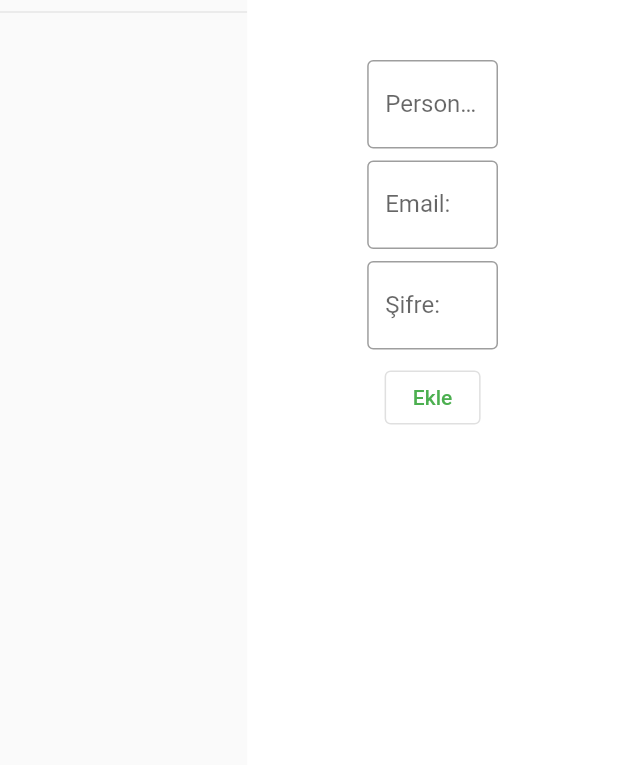
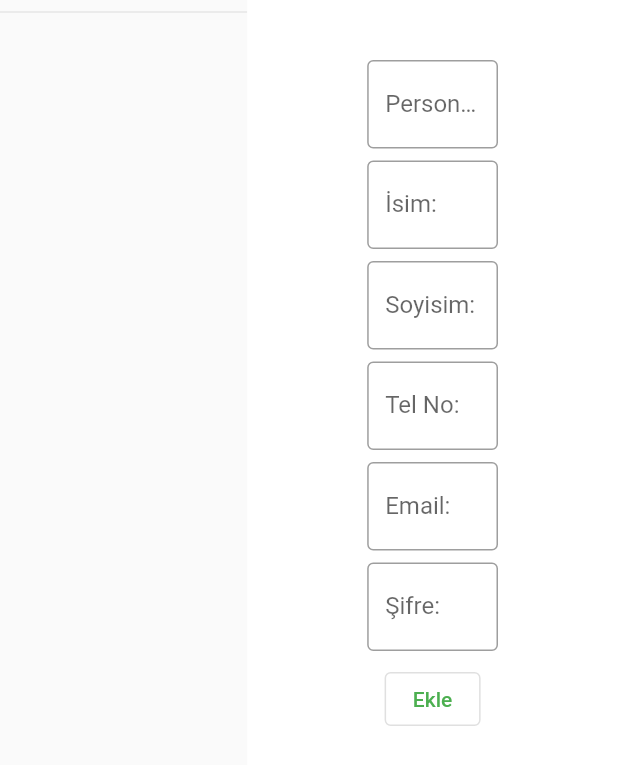
Before and after one commit to malibayram/sifa-poliklinigi, a Flutter app: the PersonelTab screen opened directly with empty values, on a phone screen of 412 x 824 dp. Shown: the top 765 px of the screen. Run offline on Flutter 3.47's test engine with Material 2 defaults, Android fonts, the phone set to English and light mode, and no system bars; our stand-ins replace cloud_firestore, firebase_auth, firebase_core, fluttertoast, hive, hive_flutter; missing offline and left inert: hive_listener; accounts and stored records are empty.

Commit message:
Update personel_tab.dart

```diff
--- a/poliklinik/lib/pages/admin_tabs/personel_tab.dart
+++ b/poliklinik/lib/pages/admin_tabs/personel_tab.dart
@@ -55,9 +55,33 @@ class PersonelTab extends StatelessWidget {
                           TextField(
                             decoration: InputDecoration(
                               border: OutlineInputBorder(),
-                              labelText: "Personel:",
+                              labelText: "Personel Tipi:",
                             ),
                             onChanged: (d) => personel.personelTipi = d,
+                          ),
+                          SizedBox(height: 8),
+                          TextField(
+                            decoration: InputDecoration(
+                              border: OutlineInputBorder(),
+                              labelText: "İsim:",
+                            ),
+                            onChanged: (d) => personel.isim = d,
+                          ),
+                          SizedBox(height: 8),
+                          TextField(
+                            decoration: InputDecoration(
+                              border: OutlineInputBorder(),
+                              labelText: "Soyisim:",
+                            ),
+                            onChanged: (d) => personel.soyisim = d,
+                          ),
+                          SizedBox(height: 8),
+                          TextField(
+                            decoration: InputDecoration(
+                              border: OutlineInputBorder(),
+                              labelText: "Tel No:",
+                            ),
+                            onChanged: (d) => personel.telNo = d,
                           ),
                           SizedBox(height: 8),
                           TextField(
```
